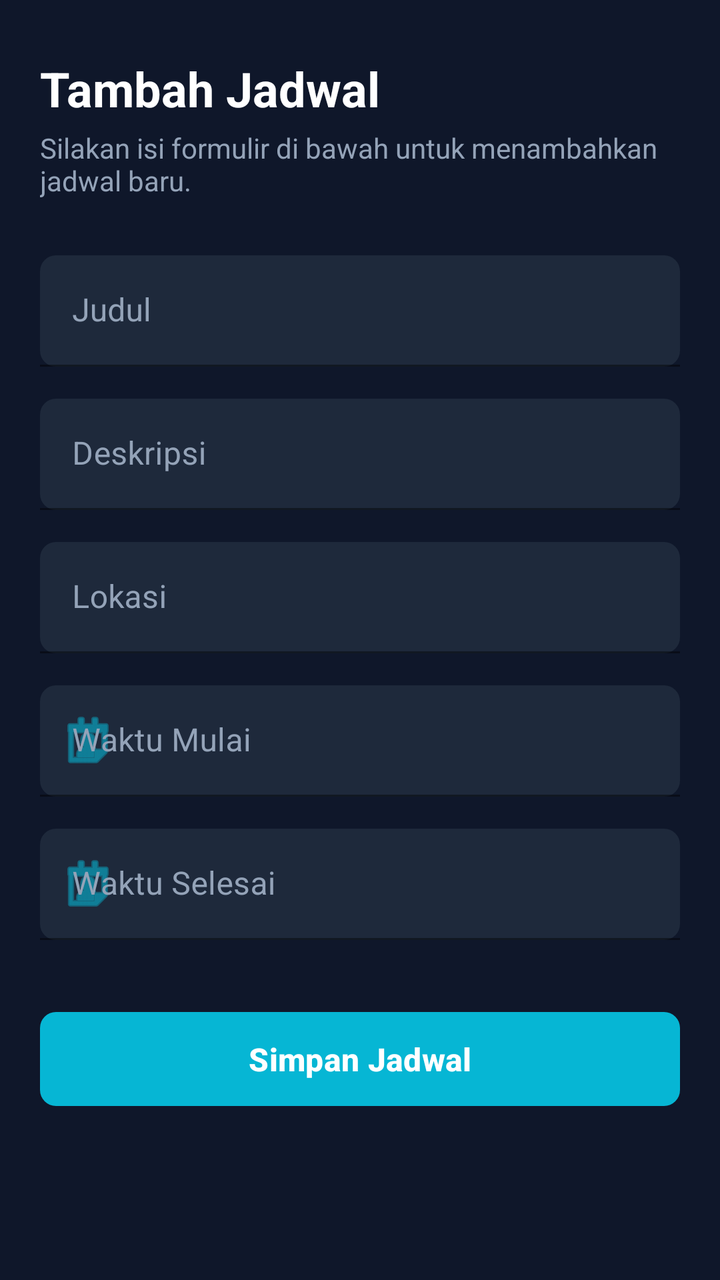
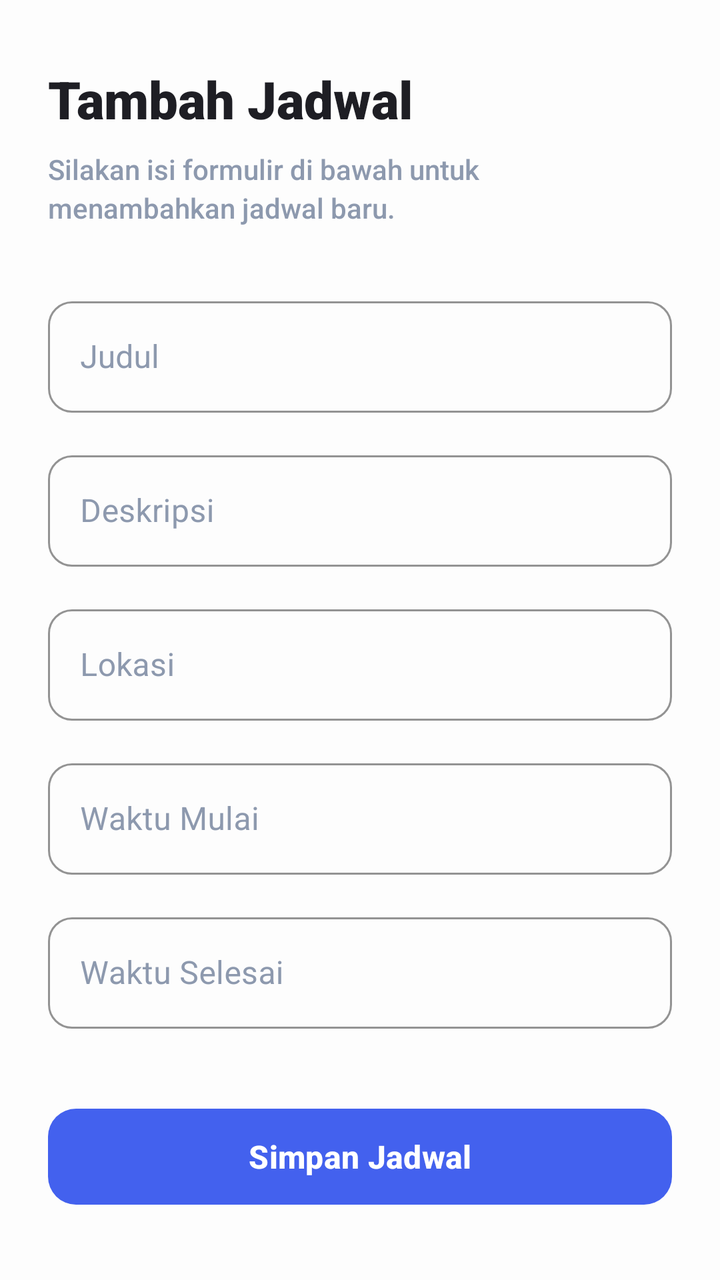

An Android layout rendered at two revisions. The XML below is the earlier revision; the diff shows what the commit changed to produce the second picture.
<!-- AndroidManifest.xml: application theme Theme.MyApplication -->
<!-- res/layout/fragment_add_schedule.xml -->
<?xml version="1.0" encoding="utf-8"?>
<androidx.constraintlayout.widget.ConstraintLayout
    xmlns:android="http://schemas.android.com/apk/res/android"
    xmlns:app="http://schemas.android.com/apk/res-auto"
    android:layout_width="match_parent"
    android:layout_height="match_parent"
    android:background="#0F172A"
    android:padding="20dp">

    <TextView
        android:id="@+id/tvHeaderTitle"
        android:layout_width="0dp"
        android:layout_height="wrap_content"
        android:text="Tambah Jadwal"
        android:textColor="#FFFFFF"
        android:textSize="24sp"
        android:textStyle="bold"
        android:layout_marginTop="8dp"
        app:layout_constraintTop_toTopOf="parent"
        app:layout_constraintStart_toStartOf="parent"
        app:layout_constraintEnd_toEndOf="parent" />

    <TextView
        android:id="@+id/tvHeaderSubtitle"
        android:layout_width="0dp"
        android:layout_height="wrap_content"
        android:text="Silakan isi formulir di bawah untuk menambahkan jadwal baru."
        android:textColor="#94A3B8"
        android:textSize="14sp"
        android:layout_marginTop="4dp"
        app:layout_constraintTop_toBottomOf="@id/tvHeaderTitle"
        app:layout_constraintStart_toStartOf="parent"
        app:layout_constraintEnd_toEndOf="parent" />

    <com.google.android.material.textfield.TextInputLayout
        android:id="@+id/tilTitle"
        android:layout_width="0dp"
        android:layout_height="wrap_content"
        android:layout_marginTop="28dp"
        android:hint="Judul"
        android:textColorHint="#94A3B8"
        app:hintTextColor="#06B6D4"
        app:boxStrokeColor="#06B6D4"
        app:boxBackgroundColor="#1E293B"
        app:boxCornerRadiusTopStart="8dp"
        app:boxCornerRadiusTopEnd="8dp"
        app:boxCornerRadiusBottomStart="8dp"
        app:boxCornerRadiusBottomEnd="8dp"
        app:layout_constraintTop_toBottomOf="@id/tvHeaderSubtitle"
        app:layout_constraintStart_toStartOf="parent"
        app:layout_constraintEnd_toEndOf="parent"
        style="@style/Widget.MaterialComponents.TextInputLayout.FilledBox">

        <com.google.android.material.textfield.TextInputEditText
            android:id="@+id/etTitle"
            android:layout_width="match_parent"
            android:layout_height="wrap_content"
            android:textColor="#F8FAFC"
            android:inputType="text" />
    </com.google.android.material.textfield.TextInputLayout>

    <com.google.android.material.textfield.TextInputLayout
        android:id="@+id/tilDescription"
        android:layout_width="0dp"
        android:layout_height="wrap_content"
        android:layout_marginTop="16dp"
        android:hint="Deskripsi"
        android:textColorHint="#94A3B8"
        app:hintTextColor="#06B6D4"
        app:boxStrokeColor="#06B6D4"
        app:boxBackgroundColor="#1E293B"
        app:boxCornerRadiusTopStart="8dp"
        app:boxCornerRadiusTopEnd="8dp"
        app:boxCornerRadiusBottomStart="8dp"
        app:boxCornerRadiusBottomEnd="8dp"
        app:layout_constraintTop_toBottomOf="@id/tilTitle"
        app:layout_constraintStart_toStartOf="parent"
        app:layout_constraintEnd_toEndOf="parent"
        style="@style/Widget.MaterialComponents.TextInputLayout.FilledBox">

        <com.google.android.material.textfield.TextInputEditText
            android:id="@+id/etDescription"
            android:layout_width="match_parent"
            android:layout_height="wrap_content"
            android:textColor="#F8FAFC"
            android:inputType="textLongMessage" />
    </com.google.android.material.textfield.TextInputLayout>

    <com.google.android.material.textfield.TextInputLayout
        android:id="@+id/tilLocation"
        android:layout_width="0dp"
        android:layout_height="wrap_content"
        android:layout_marginTop="16dp"
        android:hint="Lokasi"
        android:textColorHint="#94A3B8"
        app:hintTextColor="#06B6D4"
        app:boxStrokeColor="#06B6D4"
        app:boxBackgroundColor="#1E293B"
        app:boxCornerRadiusTopStart="8dp"
        app:boxCornerRadiusTopEnd="8dp"
        app:boxCornerRadiusBottomStart="8dp"
        app:boxCornerRadiusBottomEnd="8dp"
        app:layout_constraintTop_toBottomOf="@id/tilDescription"
        app:layout_constraintStart_toStartOf="parent"
        app:layout_constraintEnd_toEndOf="parent"
        style="@style/Widget.MaterialComponents.TextInputLayout.FilledBox">

        <com.google.android.material.textfield.TextInputEditText
            android:id="@+id/etLocation"
            android:layout_width="match_parent"
            android:layout_height="wrap_content"
            android:textColor="#F8FAFC"
            android:inputType="text" />
    </com.google.android.material.textfield.TextInputLayout>

    <com.google.android.material.textfield.TextInputLayout
        android:id="@+id/tilStartTime"
        android:layout_width="0dp"
        android:layout_height="wrap_content"
        android:layout_marginTop="16dp"
        android:hint="Waktu Mulai"
        android:textColorHint="#94A3B8"
        app:hintTextColor="#06B6D4"
        app:boxStrokeColor="#06B6D4"
        app:boxBackgroundColor="#1E293B"
        app:boxCornerRadiusTopStart="8dp"
        app:boxCornerRadiusTopEnd="8dp"
        app:boxCornerRadiusBottomStart="8dp"
        app:boxCornerRadiusBottomEnd="8dp"
        app:startIconDrawable="@android:drawable/ic_menu_my_calendar"
        app:startIconTint="#06B6D4"
        app:layout_constraintTop_toBottomOf="@id/tilLocation"
        app:layout_constraintStart_toStartOf="parent"
        app:layout_constraintEnd_toEndOf="parent"
        style="@style/Widget.MaterialComponents.TextInputLayout.FilledBox">

        <com.google.android.material.textfield.TextInputEditText
            android:id="@+id/etStartTime"
            android:layout_width="match_parent"
            android:layout_height="wrap_content"
            android:textColor="#F8FAFC"
            android:focusable="false"
            android:clickable="true"
            android:inputType="none" />
    </com.google.android.material.textfield.TextInputLayout>

    <com.google.android.material.textfield.TextInputLayout
        android:id="@+id/tilEndTime"
        android:layout_width="0dp"
        android:layout_height="wrap_content"
        android:layout_marginTop="16dp"
        android:hint="Waktu Selesai"
        android:textColorHint="#94A3B8"
        app:hintTextColor="#06B6D4"
        app:boxStrokeColor="#06B6D4"
        app:boxBackgroundColor="#1E293B"
        app:boxCornerRadiusTopStart="8dp"
        app:boxCornerRadiusTopEnd="8dp"
        app:boxCornerRadiusBottomStart="8dp"
        app:boxCornerRadiusBottomEnd="8dp"
        app:startIconDrawable="@android:drawable/ic_menu_my_calendar"
        app:startIconTint="#06B6D4"
        app:layout_constraintTop_toBottomOf="@id/tilStartTime"
        app:layout_constraintStart_toStartOf="parent"
        app:layout_constraintEnd_toEndOf="parent"
        style="@style/Widget.MaterialComponents.TextInputLayout.FilledBox">

        <com.google.android.material.textfield.TextInputEditText
            android:id="@+id/etEndTime"
            android:layout_width="match_parent"
            android:layout_height="wrap_content"
            android:textColor="#F8FAFC"
            android:focusable="false"
            android:clickable="true"
            android:inputType="none" />
    </com.google.android.material.textfield.TextInputLayout>

    <com.google.android.material.button.MaterialButton
        android:id="@+id/btnSave"
        android:layout_width="0dp"
        android:layout_height="55dp"
        android:layout_marginTop="32dp"
        android:text="Simpan Jadwal"
        android:textColor="#FFFFFF"
        android:textSize="16sp"
        android:textStyle="bold"
        app:backgroundTint="#06B6D4"
        app:cornerRadius="8dp"
        app:layout_constraintTop_toBottomOf="@id/tilEndTime"
        app:layout_constraintStart_toStartOf="parent"
        app:layout_constraintEnd_toEndOf="parent" />

</androidx.constraintlayout.widget.ConstraintLayout>
<!-- resources referenced by this layout -->
<resources>
  <style name="Theme.MyApplication" parent="Base.Theme.MyApplication" />
  <style name="Base.Theme.MyApplication" parent="Theme.Material3.DayNight.NoActionBar">
          
          
      </style>
</resources>

<!-- the commit's change to res/layout/fragment_add_schedule.xml (unified diff, before → after) -->
@@ -4,189 +4,181 @@
     xmlns:app="http://schemas.android.com/apk/res-auto"
     android:layout_width="match_parent"
     android:layout_height="match_parent"
-    android:background="#0F172A"
-    android:padding="20dp">
-
-    <TextView
-        android:id="@+id/tvHeaderTitle"
-        android:layout_width="0dp"
-        android:layout_height="wrap_content"
-        android:text="Tambah Jadwal"
-        android:textColor="#FFFFFF"
-        android:textSize="24sp"
-        android:textStyle="bold"
-        android:layout_marginTop="8dp"
-        app:layout_constraintTop_toTopOf="parent"
-        app:layout_constraintStart_toStartOf="parent"
-        app:layout_constraintEnd_toEndOf="parent" />
+    android:background="#FDFDFD" android:padding="24dp"> <TextView
+    android:id="@+id/tvHeaderTitle"
+    android:layout_width="0dp"
+    android:layout_height="wrap_content"
+    android:text="Tambah Jadwal"
+    android:textColor="#1E1E24" android:textSize="26sp"
+    android:fontFamily="sans-serif-black"
+    android:textStyle="bold"
+    android:layout_marginTop="8dp"
+    app:layout_constraintTop_toTopOf="parent"
+    app:layout_constraintStart_toStartOf="parent"
+    app:layout_constraintEnd_toEndOf="parent" />
 
     <TextView
         android:id="@+id/tvHeaderSubtitle"
         android:layout_width="0dp"
         android:layout_height="wrap_content"
         android:text="Silakan isi formulir di bawah untuk menambahkan jadwal baru."
-        android:textColor="#94A3B8"
-        android:textSize="14sp"
-        android:layout_marginTop="4dp"
+        android:textColor="#8D99AE" android:textSize="14sp"
+        android:fontFamily="sans-serif-medium"
+        android:lineSpacingExtra="3dp"
+        android:layout_marginTop="8dp"
         app:layout_constraintTop_toBottomOf="@id/tvHeaderTitle"
         app:layout_constraintStart_toStartOf="parent"
         app:layout_constraintEnd_toEndOf="parent" />
 
     <com.google.android.material.textfield.TextInputLayout
         android:id="@+id/tilTitle"
-        android:layout_width="0dp"
+        style="@style/Widget.MaterialComponents.TextInputLayout.OutlinedBox" android:layout_width="0dp"
         android:layout_height="wrap_content"
-        android:layout_marginTop="28dp"
+        android:layout_marginTop="32dp"
         android:hint="Judul"
-        android:textColorHint="#94A3B8"
-        app:hintTextColor="#06B6D4"
-        app:boxStrokeColor="#06B6D4"
-        app:boxBackgroundColor="#1E293B"
-        app:boxCornerRadiusTopStart="8dp"
-        app:boxCornerRadiusTopEnd="8dp"
-        app:boxCornerRadiusBottomStart="8dp"
-        app:boxCornerRadiusBottomEnd="8dp"
+        android:textColorHint="#8D99AE"
+        app:hintTextColor="#4361EE" app:boxStrokeColor="#4361EE"
+        app:boxCornerRadiusTopStart="12dp"
+        app:boxCornerRadiusTopEnd="12dp"
+        app:boxCornerRadiusBottomStart="12dp"
+        app:boxCornerRadiusBottomEnd="12dp"
         app:layout_constraintTop_toBottomOf="@id/tvHeaderSubtitle"
         app:layout_constraintStart_toStartOf="parent"
-        app:layout_constraintEnd_toEndOf="parent"
-        style="@style/Widget.MaterialComponents.TextInputLayout.FilledBox">
+        app:layout_constraintEnd_toEndOf="parent">
 
         <com.google.android.material.textfield.TextInputEditText
             android:id="@+id/etTitle"
             android:layout_width="match_parent"
             android:layout_height="wrap_content"
-            android:textColor="#F8FAFC"
+            android:textColor="#1E1E24"
+            android:fontFamily="sans-serif"
             android:inputType="text" />
     </com.google.android.material.textfield.TextInputLayout>
 
     <com.google.android.material.textfield.TextInputLayout
         android:id="@+id/tilDescription"
+        style="@style/Widget.MaterialComponents.TextInputLayout.OutlinedBox"
         android:layout_width="0dp"
         android:layout_height="wrap_content"
         android:layout_marginTop="16dp"
         android:hint="Deskripsi"
-        android:textColorHint="#94A3B8"
-        app:hintTextColor="#06B6D4"
-        app:boxStrokeColor="#06B6D4"
-        app:boxBackgroundColor="#1E293B"
-        app:boxCornerRadiusTopStart="8dp"
-        app:boxCornerRadiusTopEnd="8dp"
-        app:boxCornerRadiusBottomStart="8dp"
-        app:boxCornerRadiusBottomEnd="8dp"
+        android:textColorHint="#8D99AE"
+        app:hintTextColor="#4361EE"
+        app:boxStrokeColor="#4361EE"
+        app:boxCornerRadiusTopStart="12dp"
+        app:boxCornerRadiusTopEnd="12dp"
+        app:boxCornerRadiusBottomStart="12dp"
+        app:boxCornerRadiusBottomEnd="12dp"
         app:layout_constraintTop_toBottomOf="@id/tilTitle"
         app:layout_constraintStart_toStartOf="parent"
-        app:layout_constraintEnd_toEndOf="parent"
-        style="@style/Widget.MaterialComponents.TextInputLayout.FilledBox">
+        app:layout_constraintEnd_toEndOf="parent">
 
         <com.google.android.material.textfield.TextInputEditText
             android:id="@+id/etDescription"
             android:layout_width="match_parent"
             android:layout_height="wrap_content"
-            android:textColor="#F8FAFC"
+            android:textColor="#1E1E24"
+            android:fontFamily="sans-serif"
             android:inputType="textLongMessage" />
     </com.google.android.material.textfield.TextInputLayout>
 
     <com.google.android.material.textfield.TextInputLayout
         android:id="@+id/tilLocation"
+        style="@style/Widget.MaterialComponents.TextInputLayout.OutlinedBox"
         android:layout_width="0dp"
         android:layout_height="wrap_content"
         android:layout_marginTop="16dp"
         android:hint="Lokasi"
-        android:textColorHint="#94A3B8"
-        app:hintTextColor="#06B6D4"
-        app:boxStrokeColor="#06B6D4"
-        app:boxBackgroundColor="#1E293B"
-        app:boxCornerRadiusTopStart="8dp"
-        app:boxCornerRadiusTopEnd="8dp"
-        app:boxCornerRadiusBottomStart="8dp"
-        app:boxCornerRadiusBottomEnd="8dp"
+        android:textColorHint="#8D99AE"
+        app:hintTextColor="#4361EE"
+        app:boxStrokeColor="#4361EE"
+        app:boxCornerRadiusTopStart="12dp"
+        app:boxCornerRadiusTopEnd="12dp"
+        app:boxCornerRadiusBottomStart="12dp"
+        app:boxCornerRadiusBottomEnd="12dp"
         app:layout_constraintTop_toBottomOf="@id/tilDescription"
         app:layout_constraintStart_toStartOf="parent"
-        app:layout_constraintEnd_toEndOf="parent"
-        style="@style/Widget.MaterialComponents.TextInputLayout.FilledBox">
+        app:layout_constraintEnd_toEndOf="parent">
 
         <com.google.android.material.textfield.TextInputEditText
             android:id="@+id/etLocation"
             android:layout_width="match_parent"
             android:layout_height="wrap_content"
-            android:textColor="#F8FAFC"
+            android:textColor="#1E1E24"
+            android:fontFamily="sans-serif"
             android:inputType="text" />
     </com.google.android.material.textfield.TextInputLayout>
 
     <com.google.android.material.textfield.TextInputLayout
         android:id="@+id/tilStartTime"
+        style="@style/Widget.MaterialComponents.TextInputLayout.OutlinedBox"
         android:layout_width="0dp"
         android:layout_height="wrap_content"
         android:layout_marginTop="16dp"
         android:hint="Waktu Mulai"
-        android:textColorHint="#94A3B8"
-        app:hintTextColor="#06B6D4"
-        app:boxStrokeColor="#06B6D4"
-        app:boxBackgroundColor="#1E293B"
-        app:boxCornerRadiusTopStart="8dp"
-        app:boxCornerRadiusTopEnd="8dp"
-        app:boxCornerRadiusBottomStart="8dp"
-        app:boxCornerRadiusBottomEnd="8dp"
-        app:startIconDrawable="@android:drawable/ic_menu_my_calendar"
-        app:startIconTint="#06B6D4"
+        android:textColorHint="#8D99AE"
+        app:boxCornerRadiusBottomEnd="12dp"
+        app:boxCornerRadiusBottomStart="12dp"
+        app:boxCornerRadiusTopEnd="12dp"
+        app:boxCornerRadiusTopStart="12dp"
+        app:boxStrokeColor="#4361EE"
+        app:hintTextColor="#4361EE"
+        app:layout_constraintEnd_toEndOf="parent"
+        app:layout_constraintStart_toStartOf="parent"
         app:layout_constraintTop_toBottomOf="@id/tilLocation"
-        app:layout_constraintStart_toStartOf="parent"
-        app:layout_constraintEnd_toEndOf="parent"
-        style="@style/Widget.MaterialComponents.TextInputLayout.FilledBox">
+        app:startIconTint="#4361EE">
 
         <com.google.android.material.textfield.TextInputEditText
             android:id="@+id/etStartTime"
             android:layout_width="match_parent"
             android:layout_height="wrap_content"
-            android:textColor="#F8FAFC"
+            android:clickable="true"
             android:focusable="false"
-            android:clickable="true"
-            android:inputType="none" />
+            android:fontFamily="sans-serif"
+            android:inputType="none"
+            android:textColor="#1E1E24" />
     </com.google.android.material.textfield.TextInputLayout>
 
     <com.google.android.material.textfield.TextInputLayout
         android:id="@+id/tilEndTime"
+        style="@style/Widget.MaterialComponents.TextInputLayout.OutlinedBox"
         android:layout_width="0dp"
         android:layout_height="wrap_content"
         android:layout_marginTop="16dp"
         android:hint="Waktu Selesai"
-        android:textColorHint="#94A3B8"
-        app:hintTextColor="#06B6D4"
-        app:boxStrokeColor="#06B6D4"
-        app:boxBackgroundColor="#1E293B"
-        app:boxCornerRadiusTopStart="8dp"
-        app:boxCornerRadiusTopEnd="8dp"
-        app:boxCornerRadiusBottomStart="8dp"
-        app:boxCornerRadiusBottomEnd="8dp"
-        app:startIconDrawable="@android:drawable/ic_menu_my_calendar"
-        app:startIconTint="#06B6D4"
+        android:textColorHint="#8D99AE"
+        app:boxCornerRadiusBottomEnd="12dp"
+        app:boxCornerRadiusBottomStart="12dp"
+        app:boxCornerRadiusTopEnd="12dp"
+        app:boxCornerRadiusTopStart="12dp"
+        app:boxStrokeColor="#4361EE"
+        app:hintTextColor="#4361EE"
+        app:layout_constraintEnd_toEndOf="parent"
+        app:layout_constraintStart_toStartOf="parent"
         app:layout_constraintTop_toBottomOf="@id/tilStartTime"
-        app:layout_constraintStart_toStartOf="parent"
-        app:layout_constraintEnd_toEndOf="parent"
-        style="@style/Widget.MaterialComponents.TextInputLayout.FilledBox">
+        app:startIconTint="#4361EE">
 
         <com.google.android.material.textfield.TextInputEditText
             android:id="@+id/etEndTime"
             android:layout_width="match_parent"
             android:layout_height="wrap_content"
-            android:textColor="#F8FAFC"
+            android:clickable="true"
             android:focusable="false"
-            android:clickable="true"
-            android:inputType="none" />
+            android:fontFamily="sans-serif"
+            android:inputType="none"
+            android:textColor="#1E1E24" />
     </com.google.android.material.textfield.TextInputLayout>
 
     <com.google.android.material.button.MaterialButton
         android:id="@+id/btnSave"
         android:layout_width="0dp"
-        android:layout_height="55dp"
-        android:layout_marginTop="32dp"
+        android:layout_height="56dp" android:layout_marginTop="36dp"
         android:text="Simpan Jadwal"
         android:textColor="#FFFFFF"
         android:textSize="16sp"
+        android:fontFamily="sans-serif-medium"
         android:textStyle="bold"
-        app:backgroundTint="#06B6D4"
-        app:cornerRadius="8dp"
-        app:layout_constraintTop_toBottomOf="@id/tilEndTime"
+        android:stateListAnimator="@null" app:backgroundTint="#4361EE" app:cornerRadius="14dp" app:layout_constraintTop_toBottomOf="@id/tilEndTime"
         app:layout_constraintStart_toStartOf="parent"
         app:layout_constraintEnd_toEndOf="parent" />
 
